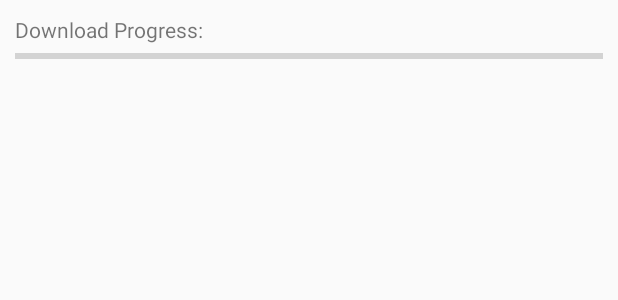
After one commit to Linh2502/HelloAlice, an Android app: the layout activity_progress.xml on its own in the app's theme, with its tools: preview values and no code run, on a phone screen of 412 x 824 dp. The commit adds this screen. Shown: the top 300 px of the screen. Run offline under Robolectric (Android 15) with nearby library versions, the phone set to English and light mode, and no system bars.

Commit message:
New Classes, Methods
Google Drive Connection, Download Progress

```diff
--- /dev/null
+++ b/app/src/main/res/layout/activity_progress.xml
@@ -0,0 +1,32 @@
+<?xml version="1.0" encoding="utf-8"?>
+<!--
+  Copyright 2013 Google, Inc
+  Licensed under the Apache License, Version 2.0 (the "License");
+  you may not use this file except in compliance with the License.
+  You may obtain a copy of the License at
+      http://www.apache.org/licenses/LICENSE-2.0
+  Unless required by applicable law or agreed to in writing, software
+  distributed under the License is distributed on an "AS IS" BASIS,
+  WITHOUT WARRANTIES OR CONDITIONS OF ANY KIND, either express or implied.
+  See the License for the specific language governing permissions and
+  limitations under the License.
+-->
+<LinearLayout xmlns:android="http://schemas.android.com/apk/res/android"
+    android:layout_width="match_parent"
+    android:layout_height="match_parent"
+    android:orientation="vertical"
+    android:padding="10dp" >
+
+    <TextView
+        android:layout_width="wrap_content"
+        android:layout_height="wrap_content"
+        android:text="@string/download_progress" />
+
+    <ProgressBar
+        android:id="@+id/progressBar"
+        style="?android:attr/progressBarStyleHorizontal"
+        android:max="100"
+        android:layout_width="match_parent"
+        android:layout_height="wrap_content" />
+
+</LinearLayout>
--- a/app/src/main/res/values/strings.xml
+++ b/app/src/main/res/values/strings.xml
@@ -2,8 +2,9 @@
     <string name="app_name">HelloAlice</string>
 
     <string name="action_settings">Settings</string>
+    <string name="button_send">Send</string>
+    <string name="download_progress">Download Progress:</string>
     <string name="edit_message">Enter a message.</string>
-    <string name="button_send">Send</string>
     <string name="speech_prompt">Say something&#8230;</string>
     <string name="speech_not_supported">Sorry! Your device doesn\'t support speech input</string>
     <string name="tap_on_mic">Tap on mic to speak</string>
```
Also changed, not shown: app/src/main/java/de/linh_bui/helloalice/ContentSynchronization.java (added, +130 -0 lines), app/src/main/java/de/linh_bui/helloalice/GoogleDrive.java (+153 -1 lines), app/src/main/java/de/linh_bui/helloalice/MainActivity.java (+16 -44 lines).
